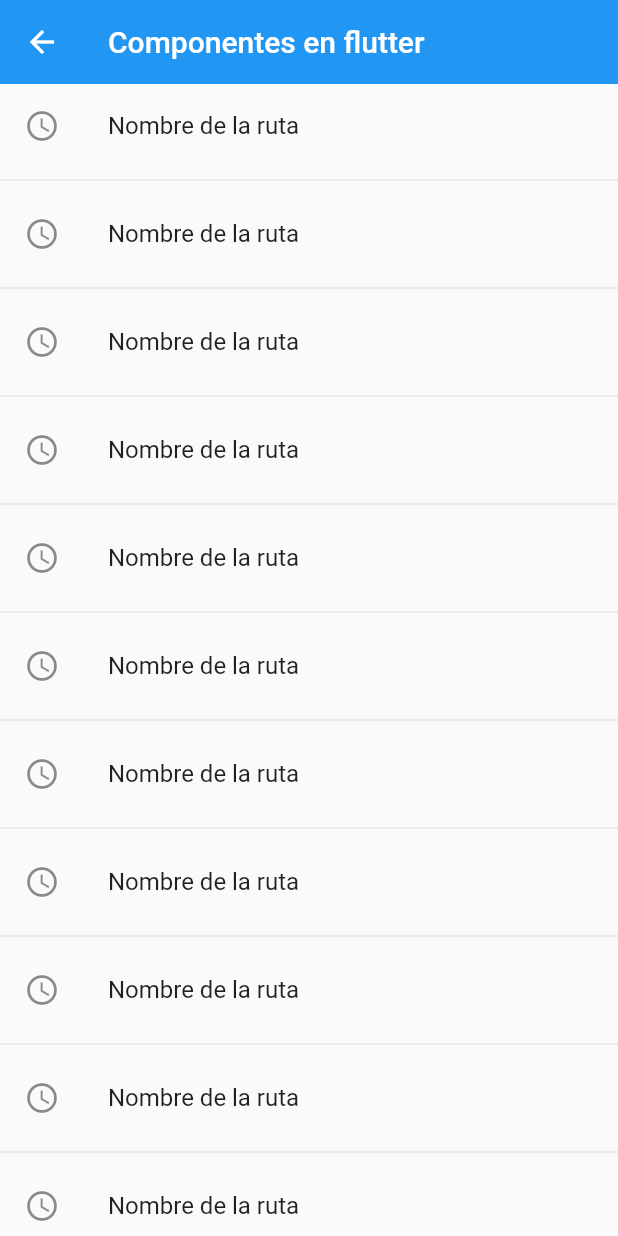
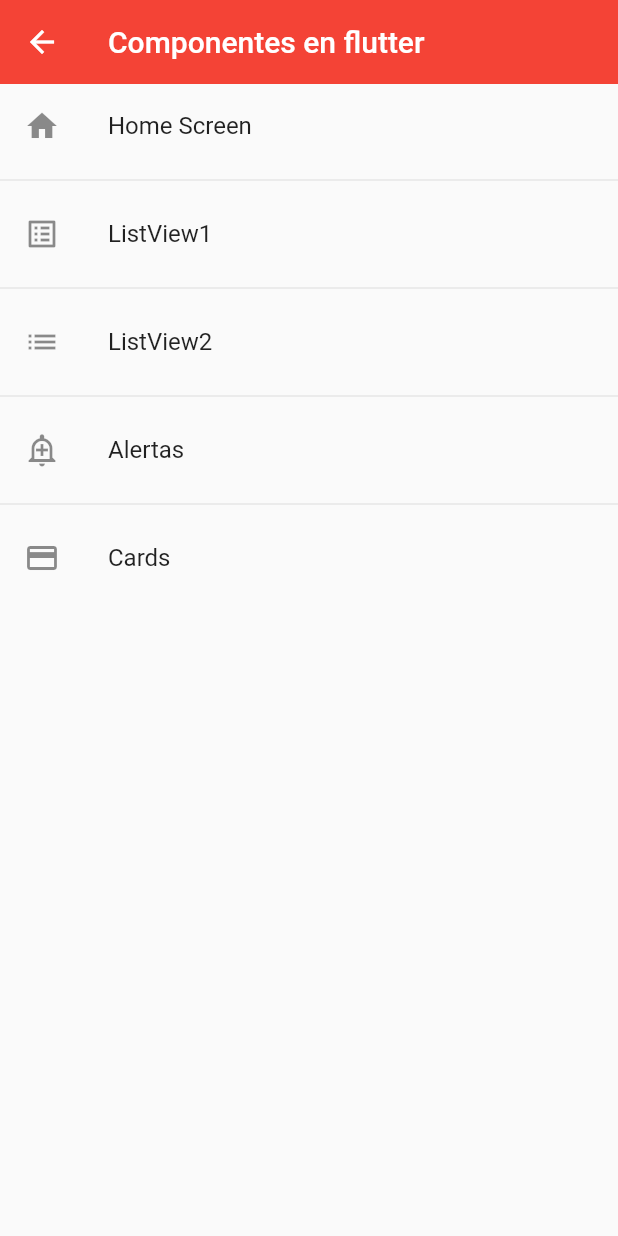
Before and after one commit to oscarherruzo/componentes, a Flutter app: the HomeScreen screen opened directly, on a phone screen of 412 x 824 dp. Run offline on Flutter 3.47's test engine with Material 2 defaults, Android fonts, the phone set to English and light mode, and no system bars; statements that could not run were skipped.

Commit message:
ultima clase dia 14

```diff
--- a/lib/router/app_routes.dart
+++ b/lib/router/app_routes.dart
@@ -2,34 +2,46 @@
 
 import 'package:componentes/models/menu_option.dart';
 import 'package:flutter/material.dart';
-import 'package:componentes/models/menu_option.dart;
+import 'package:componentes/models/menu_option.dart';
 
 
 import '../screens/screens.dart';
 
 class AppRoutes {
 
-    static const initialRoute = 'homescreen';
+    static const initialRoute = 'home';
 
 
-    static final menuOption = <MenuOption>[
+    static final menuOptions = <menuOption> [
 
-      //todo borrar homw
+      //TODO: borrar home
 
       menuOption(route: 'home', icon: Icons.home, name: 'Home Screen', screen: const HomeScreen()),
       menuOption(route: 'ListView1', icon: Icons.list_alt, name: 'ListView1', screen: const listview1Screen()),
       menuOption(route: 'ListView2', icon: Icons.list, name: 'ListView2', screen: const listview2Screen()),
-      menuOption(route: 'Alertas', icon: Icons.add_alert_outlined, name: 'Alertas', screen: const listview1Screen()),
+      menuOption(route: 'Alertas', icon: Icons.add_alert_outlined, name: 'Alertas', screen: const AlertScreen()),
+      menuOption(route: 'card', icon: Icons.credit_card, name: 'Cards', screen: const cardScreen()),
     ];
 
-    static Map<String, Widget Function (BuildContext)> routes = {
-        'listview1'  :(BuildContext context) => const listview1Screen(),
-        'listview2'  :(BuildContext context) => const listview2Screen(),
-        'alertscreen':(BuildContext context) => const AlertScreen(),
-        'cardscreen' :(BuildContext context) => const cardScreen(),
-        'homescreen' :(BuildContext context) => const HomeScreen(),
-        'models'     :(BuildContext context) => const models
-    };
+
+
+
+    static Map<String, Widget Function (BuildContext)> getAppRoutes(){
+      Map<String, Widget Function (BuildContext)> app_routes = {};
+
+      for (final option in menuOptions) {
+        app_routes.addAll({option.route : (BuildContext context) => option.screen});
+      }
+      return app_routes;
+    }
+    //static Map<String, Widget Function (BuildContext)> routes = {
+    //    'listview1'  :(BuildContext context) => const listview1Screen(),
+    //    'listview2'  :(BuildContext context) => const listview2Screen(),
+    //    'alertscreen':(BuildContext context) => const AlertScreen(),
+    //    'cardscreen' :(BuildContext context) => const cardScreen(),
+    //    'homescreen' :(BuildContext context) => const HomeScreen(),
+        //'models'     :(BuildContext context) => const models
+    //};
 
 
     static Route <dynamic>onGenerateRoute(RouteSettings settings){
--- a/lib/screens/home_screen.dart
+++ b/lib/screens/home_screen.dart
@@ -1,3 +1,4 @@
+import 'package:componentes/router/app_routes.dart';
 import 'package:componentes/screens/listview1_screen.dart';
 import 'package:flutter/material.dart';
 
@@ -14,16 +15,16 @@ class HomeScreen extends StatelessWidget {
       ),
       body: ListView.separated(
        itemBuilder: (context, index) => ListTile(
-        leading: const Icon(Icons.access_time_outlined),
-        title: const Text('Nombre de la ruta'),
+        leading: Icon(AppRoutes.menuOptions[index].icon),
+        title: Text(AppRoutes.menuOptions[index].name.toString()),
         onTap: () {
 
 
           final route = MaterialPageRoute(builder: (context) => const listview1Screen());
-          Navigator.pushNamed(context, 'alertscreen');
+          Navigator.pushNamed(context, AppRoutes.menuOptions[index].route.toString());
 
         },
-       ), itemCount: 100,
+       ), itemCount: AppRoutes.menuOptions.length,
        separatorBuilder: (_, __) => const Divider(),
       ),
     );
```
Also changed, not shown: lib/main.dart (+10 -1 lines).
